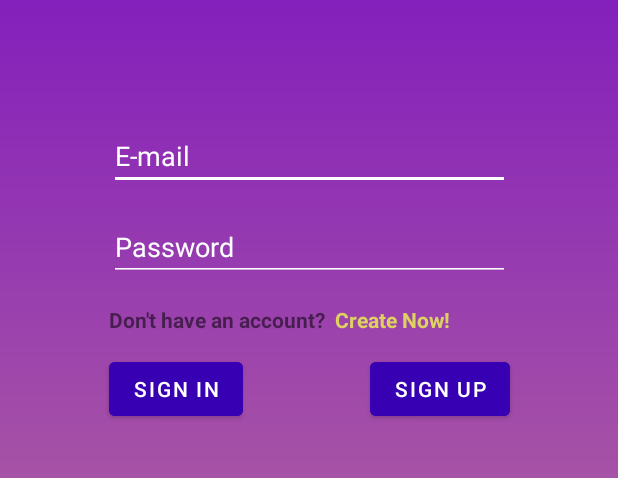
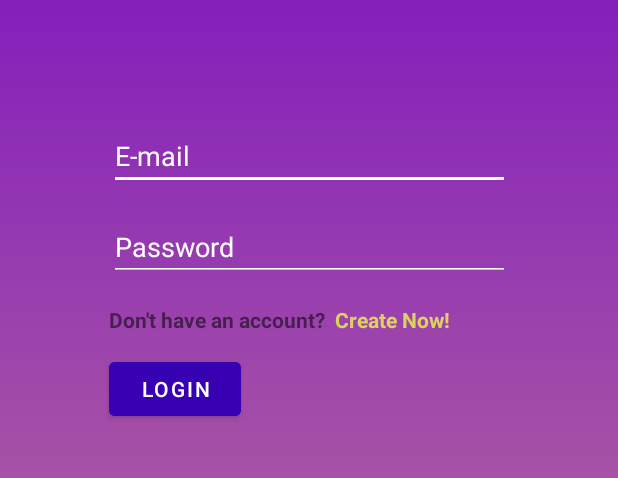
Before and after one commit to enesgunumdogdu/Social-Media-App, an Android app: the screen it shows after launch (MainActivity), on a phone screen of 412 x 824 dp, the part 204-682 px from its top. Run offline under Robolectric (Android 15) with nearby library versions, the phone set to English and light mode, and no system bars; our stand-ins replace Firebase (no records; nobody signed in at launch, a user with empty details on screens opened directly).

Commit message:
sign out icon added to bottom nav& sign up button removed

```diff
--- a/app/src/main/java/com/enesgunumdogdu/kotlininstagram/MainActivity.kt
+++ b/app/src/main/java/com/enesgunumdogdu/kotlininstagram/MainActivity.kt
@@ -19,6 +19,9 @@ class MainActivity : AppCompatActivity() {
         binding = ActivityMainBinding.inflate(layoutInflater)
         val view = binding.root
         setContentView(view)
+
+        binding.button2.visibility = View.INVISIBLE // sign up invisible
+
 
         auth = Firebase.auth
 
--- a/app/src/main/res/layout/activity_main.xml
+++ b/app/src/main/res/layout/activity_main.xml
@@ -25,7 +25,7 @@
         android:layout_marginTop="48dp"
         android:backgroundTint="@color/purple_700"
         android:onClick="signInClicked"
-        android:text="SIGN IN"
+        android:text="LOGIN"
         android:textColor="@color/white"
         app:layout_constraintStart_toStartOf="@+id/passwordText"
         app:layout_constraintTop_toBottomOf="@+id/passwordText" />
--- a/app/src/main/res/menu/menu.xml
+++ b/app/src/main/res/menu/menu.xml
@@ -2,6 +2,6 @@
 <menu xmlns:android="http://schemas.android.com/apk/res/android">
     <item android:id="@+id/home" android:title="Home" android:icon="@drawable/home"></item>
     <item android:id="@+id/add_post" android:title="Add Post" android:icon="@drawable/plus"></item>
-    <item android:id="@+id/signout" android:title="Sign Out"></item>
+    <item android:id="@+id/signout" android:title="Sign Out" android:icon="@drawable/signout"></item>
 
 </menu>
```
Also changed, not shown: app/src/main/res/drawable/signout.png (added).
